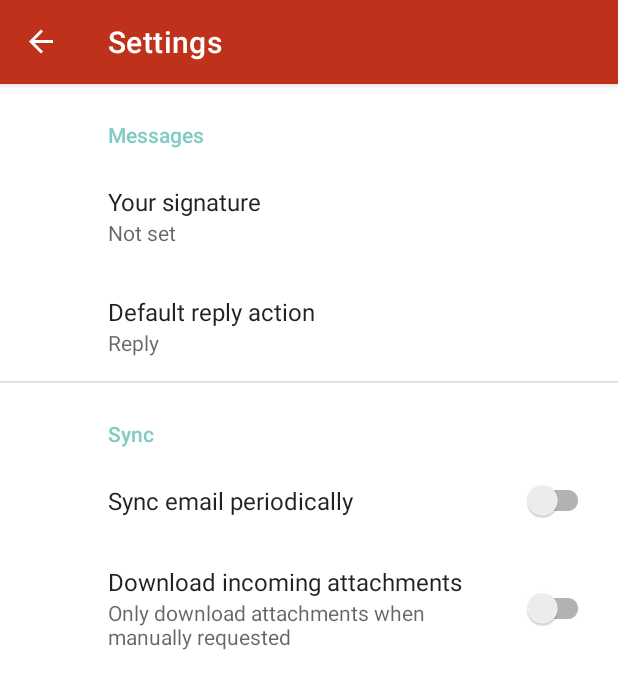
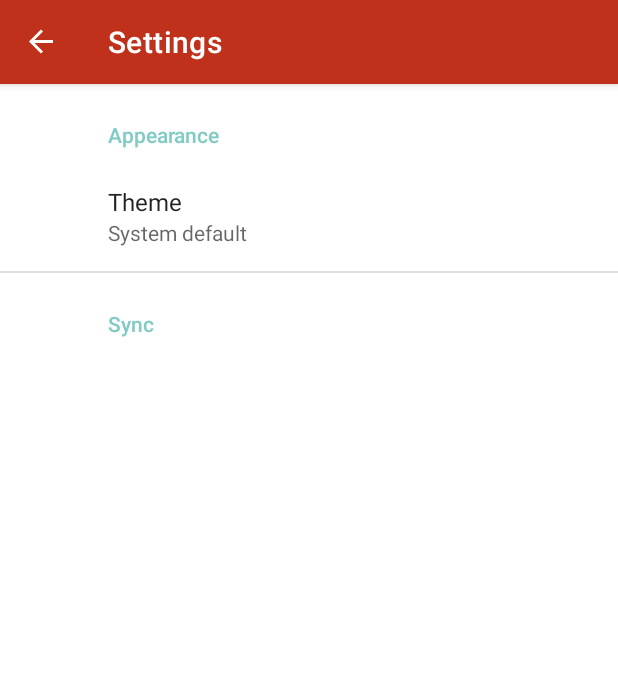
Before and after one commit to C0rr4do/ETS, an Android app: the SubstitutionPlanFragment screen opened through its navigation route, in the side drawer, after a tap on "Settings", on a phone screen of 412 x 824 dp. Shown: the top 689 px of the screen. Run offline under Robolectric (Android 15) with nearby library versions, the phone set to English and light mode, and no system bars; our stand-ins replace androidx.preference, data binding, navigation-ui.

Commit message:
support for light and dark theme added localization (english and german) added more subjects

```diff
--- a/etsapp/app/src/main/java/com/ets/app/model/SubstitutionType.kt
+++ b/etsapp/app/src/main/java/com/ets/app/model/SubstitutionType.kt
@@ -4,6 +4,6 @@ enum class SubstitutionType(val description: String) {
     SUBSTITUTION("Vertretung"),
     DESPITE_ABSENCE("Trotz Absenz"),
     ROOM_CHANGE("Raumänderung"),
-    CANCELED("Frei"),
+    CANCELED("Fällt aus"),
     CLASS_CHANGED("Unterricht geändert")
 }
--- a/etsapp/app/src/main/java/com/ets/app/ui/activities/MainActivity.kt
+++ b/etsapp/app/src/main/java/com/ets/app/ui/activities/MainActivity.kt
@@ -1,11 +1,13 @@
 package com.ets.app.ui.activities
 
 import android.os.Bundle
+import android.widget.Toast
 import androidx.appcompat.app.AppCompatActivity
 import androidx.databinding.DataBindingUtil
 import androidx.drawerlayout.widget.DrawerLayout
 import androidx.navigation.findNavController
 import androidx.navigation.ui.NavigationUI
+import androidx.preference.PreferenceManager
 import com.ets.app.R
 import com.ets.app.databinding.ActivityMainBinding
 
--- a/etsapp/app/src/main/java/com/ets/app/ui/fragments/settings/SettingsFragment.kt
+++ b/etsapp/app/src/main/java/com/ets/app/ui/fragments/settings/SettingsFragment.kt
@@ -1,12 +1,39 @@
 package com.ets.app.ui.fragments.settings
 
 import android.os.Bundle
+import android.view.View
+import androidx.appcompat.app.AppCompatDelegate
+import androidx.preference.ListPreference
+import androidx.preference.Preference
 import androidx.preference.PreferenceFragmentCompat
 import com.ets.app.R
+
 
 class SettingsFragment : PreferenceFragmentCompat() {
 
     override fun onCreatePreferences(savedInstanceState: Bundle?, rootKey: String?) {
         setPreferencesFromResource(R.xml.root_preferences, rootKey)
     }
+
+    override fun onViewCreated(view: View, savedInstanceState: Bundle?) {
+        super.onViewCreated(view, savedInstanceState)
+
+        // Listeners for settings changes
+
+        // Theme preference
+        findPreference<ListPreference>(getString(R.string.pref_key_theme))?.onPreferenceChangeListener =
+            Preference.OnPreferenceChangeListener { _, newValue ->
+                AppCompatDelegate.setDefaultNightMode((newValue as String).toInt())
+                true
+
+            }
+
+        // Theme preference
+        findPreference<ListPreference>(getString(R.string.pref_key_theme))?.onPreferenceChangeListener =
+            Preference.OnPreferenceChangeListener { _, newValue ->
+                AppCompatDelegate.setDefaultNightMode((newValue as String).toInt())
+                true
+
+            }
+    }
 }
--- a/etsapp/app/src/main/java/com/ets/app/ui/fragments/substitutionplan/SubstitutionPlanFragment.kt
+++ b/etsapp/app/src/main/java/com/ets/app/ui/fragments/substitutionplan/SubstitutionPlanFragment.kt
@@ -61,15 +61,15 @@ class SubstitutionPlanFragment : Fragment() {
                                         Course("071c", null, "7c")), arrayOf(2), Subject.FRENCH, "205", Subject.FRENCH, "208", SubstitutionType.ROOM_CHANGE, ""),
             Substitution(6, arrayOf(Course("091c", null, "9c")), arrayOf(1,2), Subject.HISTORY, "007", Subject.HISTORY, "U6", SubstitutionType.ROOM_CHANGE, ""),
             Substitution(7, arrayOf(Course("091c", null, "9c")), arrayOf(3,4), Subject.MATHEMATICS, "007", Subject.MATHEMATICS, "U6", SubstitutionType.ROOM_CHANGE, ""),
-            Substitution(8, arrayOf(Course("091c", null, "9c")), arrayOf(5,6), Subject.POLITICS_ECONOMY, "007", Subject.POLITICS_ECONOMY, "202", SubstitutionType.ROOM_CHANGE, ""),
+            Substitution(8, arrayOf(Course("091c", null, "9c")), arrayOf(5,6), Subject.POLITICS_ECONOMICS, "007", Subject.POLITICS_ECONOMICS, "202", SubstitutionType.ROOM_CHANGE, ""),
             Substitution(9, arrayOf(Course("101b", null, "10b")), arrayOf(2), Subject.LATIN, "U3", Subject.LATIN, "U3", SubstitutionType.SUBSTITUTION, ""),
             Substitution(10, arrayOf(Course("E1/2", "m07", "E1/2(m07)")), arrayOf(1,2), Subject.MATHEMATICS, "K2", Subject.MATHEMATICS, "K2", SubstitutionType.CLASS_CHANGED, ""),
             Substitution(11, arrayOf(Course("E1/2", "m08", "E1/2(m08)")), arrayOf(1,2), Subject.MATHEMATICS, "U6", Subject.MATHEMATICS, "E7", SubstitutionType.ROOM_CHANGE, ""),
-            Substitution(12, arrayOf(Course("E1/2", "l07", "E1/2(l07)")), arrayOf(3,4), Subject.LATIN, "M5", Subject.NONE, "---", SubstitutionType.CANCELED, ""),
-            Substitution(13, arrayOf(Course("E1/2", "d07", "E1/2(d07)")), arrayOf(5), Subject.GERMAN, "D4", Subject.NONE, "---", SubstitutionType.CANCELED, ""),
+            Substitution(12, arrayOf(Course("E1/2", "l07", "E1/2(l07)")), arrayOf(3,4), Subject.LATIN, "M5", Subject.CANCELED, "---", SubstitutionType.CANCELED, ""),
+            Substitution(13, arrayOf(Course("E1/2", "d07", "E1/2(d07)")), arrayOf(5), Subject.GERMAN, "D4", Subject.CANCELED, "---", SubstitutionType.CANCELED, ""),
             Substitution(14, arrayOf(Course("Q1/2", "e08", "Q1/2(e08)")), arrayOf(5), Subject.ENGLISH, "U6", Subject.ENGLISH, "D4", SubstitutionType.ROOM_CHANGE, ""),
-            Substitution(15, arrayOf(Course("Q1/2", "ph05", "Q1/2(ph05)")), arrayOf(6), Subject.PHYSICS, "P3", Subject.NONE, "---", SubstitutionType.CANCELED, ""),
-            Substitution(16, arrayOf(Course("Q3/4", "E01", "Q3/4(E01)")), arrayOf(3,4), Subject.ENGLISH, "112", Subject.NONE, "---", SubstitutionType.CANCELED, "Aufgaben sind in Moodle gestellt"),
+            Substitution(15, arrayOf(Course("Q1/2", "ph05", "Q1/2(ph05)")), arrayOf(6), Subject.PHYSICS, "P3", Subject.CANCELED, "---", SubstitutionType.CANCELED, ""),
+            Substitution(16, arrayOf(Course("Q3/4", "E01", "Q3/4(E01)")), arrayOf(3,4), Subject.ENGLISH, "112", Subject.CANCELED, "---", SubstitutionType.CANCELED, "Aufgaben sind in Moodle gestellt"),
             Substitution(17, arrayOf(Course("Q3/4", "E01", "Q3/4(E02)")), arrayOf(3,4), Subject.ENGLISH, "U6", Subject.ENGLISH, "M5", SubstitutionType.ROOM_CHANGE, ""),
         )
         val sp = SubstitutionPlan(downloadTime, uploadTime, date, infoText, blockedRooms,substitutions)
--- a/etsapp/app/src/main/java/com/ets/app/utils/BindingUtil.kt
+++ b/etsapp/app/src/main/java/com/ets/app/utils/BindingUtil.kt
@@ -33,7 +33,7 @@ fun TextView.setLessons(lessons: Array<Int>) {
 
 @BindingAdapter("subject")
 fun TextView.setSubject(subject: Subject) {
-    text = subject.friendlyName
+    text = context.getString(subject.resourceID)
 }
 
 @BindingAdapter("type")
--- a/etsapp/app/src/main/res/layout/course_lesson.xml
+++ /dev/null
@@ -1,6 +0,0 @@
-<?xml version="1.0" encoding="utf-8"?>
-<androidx.constraintlayout.widget.ConstraintLayout xmlns:android="http://schemas.android.com/apk/res/android"
-    android:layout_width="match_parent"
-    android:layout_height="match_parent">
-
-</androidx.constraintlayout.widget.ConstraintLayout>
--- a/etsapp/app/src/main/res/values/arrays.xml
+++ b/etsapp/app/src/main/res/values/arrays.xml
@@ -1,12 +1,14 @@
 <resources>
     <!-- Reply Preference -->
-    <string-array name="reply_entries">
-        <item>Reply</item>
-        <item>Reply to all</item>
+    <string-array name="theme_entries">
+        <item>Light</item>
+        <item>Dark</item>
+        <item>System default</item>
     </string-array>
 
-    <string-array name="reply_values">
-        <item>reply</item>
-        <item>reply_all</item>
+    <string-array name="theme_values">
+        <item>1</item> <!-- AppCompatDelegate.MODE_NIGHT_NO -->
+        <item>2</item> <!-- AppCompatDelegate.MODE_NIGHT_YES -->
+        <item>-1</item> <!-- AppCompatDelegate.MODE_NIGHT_FOLLOW_SYSTEM -->
     </string-array>
 </resources>
--- /dev/null
+++ b/etsapp/app/src/main/res/values/pref_strings.xml
@@ -0,0 +1,12 @@
+<?xml version="1.0" encoding="utf-8"?>
+<resources>
+    <!-- Appearance preference category -->
+    <string name="prefc_title_appearance" translatable="false">@string/appearance</string>
+
+    <!-- Theme preference -->
+    <string name="pref_key_theme" translatable="false">pref_theme</string>
+    <string name="pref_title_theme" translatable="false">@string/theme</string>
+
+    <!-- Sync preference category -->
+    <string name="prefc_title_sync" translatable="false">@string/sync</string>
+</resources>
--- a/etsapp/app/src/main/res/values/strings.xml
+++ b/etsapp/app/src/main/res/values/strings.xml
@@ -1,21 +1,9 @@
 <resources>
-    <string name="app_name">Vertretungsplan ETS</string>
-    <!-- TODO: Remove or change this placeholder text -->
-    <string name="hello_blank_fragment">Hello blank fragment</string>
-    <!-- Preference Titles -->
-    <string name="messages_header">Messages</string>
-    <string name="sync_header">Sync</string>
+    <string name="app_name" translatable="false">@string/substitution_plan</string>
 
-    <!-- Messages Preferences -->
-    <string name="signature_title">Your signature</string>
-    <string name="reply_title">Default reply action</string>
-
-    <!-- Sync Preferences -->
-    <string name="sync_title">Sync email periodically</string>
-    <string name="attachment_title">Download incoming attachments</string>
-    <string name="attachment_summary_on">Automatically download attachments for incoming emails
-    </string>
-    <string name="attachment_summary_off">Only download attachments when manually requested</string>
+    <string name="appearance">Appearance</string>
+    <string name="theme">Theme</string>
+    <string name="sync">Sync</string>
 
     <string name="home">Home</string>
     <string name="substitution_plan">Substitution plan</string>
@@ -25,4 +13,28 @@
     <string name="lessons">Lessons</string>
     <string name="subject">Subject</string>
     <string name="room">Room</string>
+
+    <!-- Subjects -->
+    <string name="canceled">Canceled</string>
+    <string name="tutorial">Tutorial</string>
+    <string name="mathematics">Mathematics</string>
+    <string name="physics">Physics</string>
+    <string name="chemistry">Chemistry</string>
+    <string name="biology">Biology</string>
+    <string name="informatics">Informatics</string>
+    <string name="german">German</string>
+    <string name="english">English</string>
+    <string name="french">French</string>
+    <string name="spanish">Spanish</string>
+    <string name="latin">Latin</string>
+    <string name="music">Music</string>
+    <string name="art">Art</string>
+    <string name="drama">Drama</string>
+    <string name="politics_economics">Politics &amp; Economics</string>
+    <string name="history">History</string>
+    <string name="religion_ev">Religion ev.</string>
+    <string name="religion_cath">Religion cath.</string>
+    <string name="ethics">Ethics</string>
+    <string name="geography">Geography</string>
+    <string name="sports">Sports</string>
 </resources>
--- a/etsapp/app/src/main/res/xml/root_preferences.xml
+++ b/etsapp/app/src/main/res/xml/root_preferences.xml
@@ -1,34 +1,18 @@
 <PreferenceScreen xmlns:app="http://schemas.android.com/apk/res-auto">
 
-    <PreferenceCategory app:title="@string/messages_header">
-
-        <EditTextPreference
-            app:key="signature"
-            app:title="@string/signature_title"
-            app:useSimpleSummaryProvider="true" />
+    <PreferenceCategory app:title="@string/appearance">
 
         <ListPreference
-            app:defaultValue="reply"
-            app:entries="@array/reply_entries"
-            app:entryValues="@array/reply_values"
-            app:key="reply"
-            app:title="@string/reply_title"
+            app:defaultValue="-1"
+            app:entries="@array/theme_entries"
+            app:entryValues="@array/theme_values"
+            app:key="@string/pref_key_theme"
+            app:title="@string/pref_title_theme"
             app:useSimpleSummaryProvider="true" />
 
     </PreferenceCategory>
 
-    <PreferenceCategory app:title="@string/sync_header">
-
-        <SwitchPreferenceCompat
-            app:key="sync"
-            app:title="@string/sync_title" />
-
-        <SwitchPreferenceCompat
-            app:dependency="sync"
-            app:key="attachment"
-            app:summaryOff="@string/attachment_summary_off"
-            app:summaryOn="@string/attachment_summary_on"
-            app:title="@string/attachment_title" />
+    <PreferenceCategory app:title="@string/prefc_title_sync">
 
     </PreferenceCategory>
 
```
Also changed, not shown: etsapp/app/src/main/java/com/ets/app/model/Subject.kt (+25 -11 lines), etsapp/app/src/main/res/layout/substitution_item.xml (+21 -20 lines), 2 other files.
